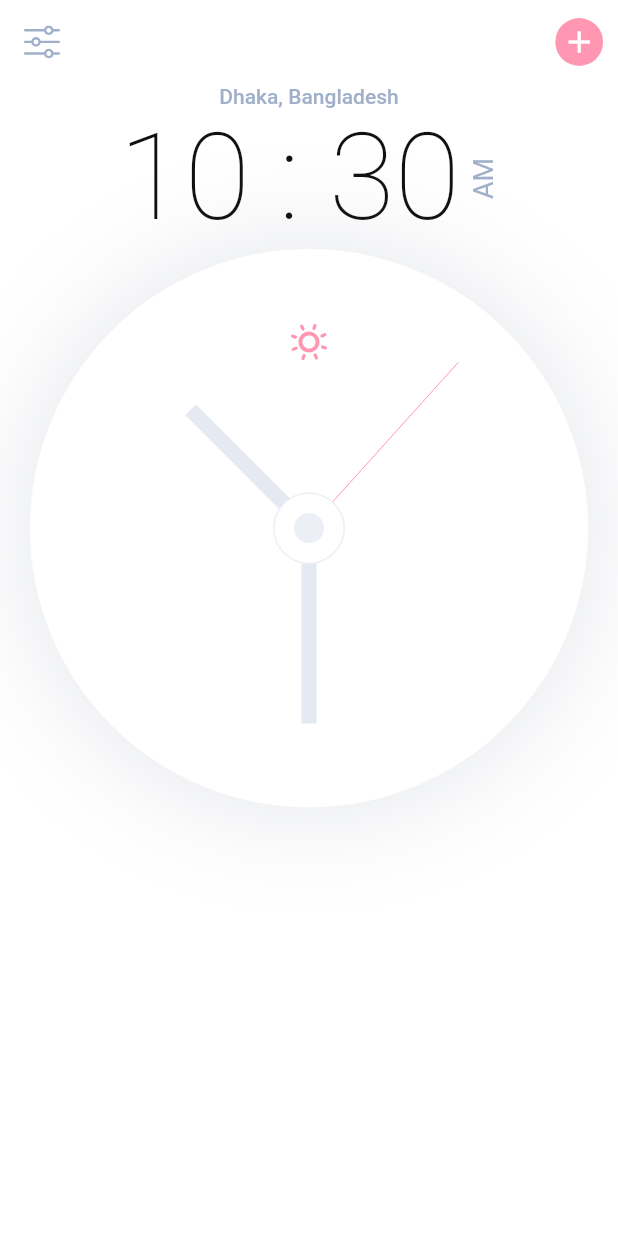
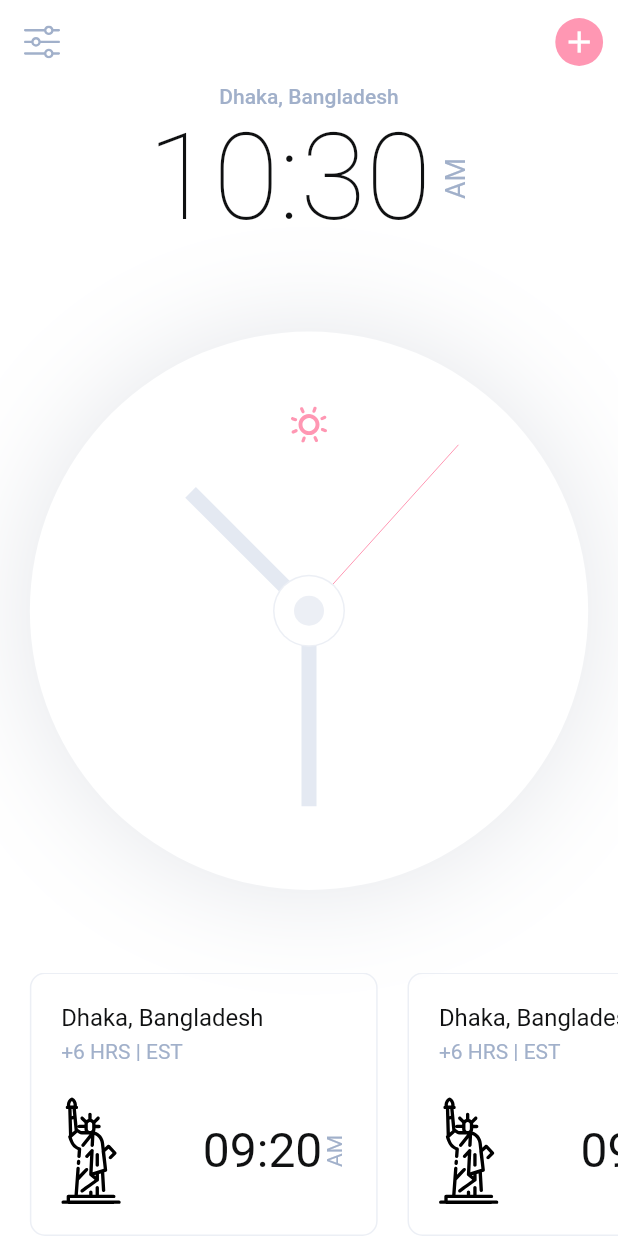
Before and after one commit to mahfuj-ahmed-jim/Analog-Clock---Flutter, a Flutter app: the screen it shows after launch, on a phone screen of 412 x 824 dp. Run offline on Flutter 3.47's test engine with Material 2 defaults, Android fonts, the phone set to English and light mode, and no system bars; our stand-ins replace flutter_svg, google_fonts.

Commit message:
Country Card

```diff
--- a/lib/component/body.dart
+++ b/lib/component/body.dart
@@ -1,4 +1,6 @@
+import 'package:analog_clock/size_config.dart';
 import 'package:flutter/material.dart';
+import 'package:flutter_svg/svg.dart';
 import 'component.dart';
 
 class Body extends StatelessWidget {
@@ -6,7 +8,8 @@ class Body extends StatelessWidget {
 
   @override
   Widget build(BuildContext context) {
-    return SizedBox(
+    return SafeArea(
+      child: SizedBox(
         width: double.infinity,
         child: Column(
           children: [
@@ -15,8 +18,39 @@ class Body extends StatelessWidget {
               style: Theme.of(context).textTheme.bodyText1,
             ),
             const Time(),
-          Clock(),
+            const Spacer(),
+            const Clock(),
+            const Spacer(),
+            SingleChildScrollView(
+              scrollDirection: Axis.horizontal,
+              child: Row(
+                children: const [
+                  CountryCard(
+                    country: 'Dhaka, Bangladesh',
+                    timeZone: '+6 HRS | EST',
+                    iconSrc: 'assets/icons/Liberty.svg',
+                    time: '09:20',
+                    period: 'AM',
+                  ),
+                  CountryCard(
+                    country: 'Dhaka, Bangladesh',
+                    timeZone: '+6 HRS | EST',
+                    iconSrc: 'assets/icons/Liberty.svg',
+                    time: '09:20',
+                    period: 'AM',
+                  ),
+                  CountryCard(
+                    country: 'Dhaka, Bangladesh',
+                    timeZone: '+6 HRS | EST',
+                    iconSrc: 'assets/icons/Liberty.svg',
+                    time: '09:20',
+                    period: 'AM',
+                  ),
                 ],
+              ),
+            ),
+          ],
+        ),
       ),
     );
   }
--- a/lib/component/component.dart
+++ b/lib/component/component.dart
@@ -2,3 +2,4 @@ export 'body.dart';
 export 'time.dart';
 export 'clock_painter.dart';
 export 'clock.dart';
+export 'country_card.dart';
--- /dev/null
+++ b/lib/component/country_card.dart
@@ -0,0 +1,71 @@
+import 'package:analog_clock/size_config.dart';
+import 'package:flutter/material.dart';
+import 'package:flutter_svg/flutter_svg.dart';
+
+class CountryCard extends StatelessWidget {
+  final String country, timeZone, iconSrc, time, period;
+
+  const CountryCard({
+    Key? key,
+    required this.country,
+    required this.timeZone,
+    required this.iconSrc,
+    required this.time,
+    required this.period,
+  }) : super(key: key);
+
+  @override
+  Widget build(BuildContext context) {
+    return Padding(
+      padding: EdgeInsets.only(left: getProportionateScreenWidth(20)),
+      child: SizedBox(
+        width: getProportionateScreenWidth(233),
+        child: AspectRatio(
+          aspectRatio: 1.32,
+          child: Container(
+            padding: EdgeInsets.all(getProportionateScreenWidth(20)),
+            decoration: BoxDecoration(
+                borderRadius: BorderRadius.circular(10),
+                border: Border.all(
+                  color: (Theme.of(context).primaryIconTheme.color)!,
+                )),
+            child: Column(
+              crossAxisAlignment: CrossAxisAlignment.start,
+              children: [
+                Text(country,
+                    style: Theme.of(context).textTheme.headline4?.copyWith(
+                          fontSize: getProportionateScreenWidth(16),
+                        )),
+                const SizedBox(
+                  height: 5,
+                ),
+                Text(
+                  timeZone,
+                ),
+                const Spacer(),
+                Row(
+                  children: [
+                    SvgPicture.asset(
+                      iconSrc,
+                      width: getProportionateScreenWidth(40),
+                      color: Theme.of(context).accentIconTheme.color,
+                    ),
+                    const Spacer(),
+                    Text(
+                      time,
+                      style: Theme.of(context).textTheme.headline4,
+                    ),
+                    RotatedBox(
+                      quarterTurns: 3,
+                      child: Text(period),
+                    ),
+                  ],
+                )
+              ],
+            ),
+          ),
+        ),
+      ),
+    );
+  }
+}
--- a/lib/component/time.dart
+++ b/lib/component/time.dart
@@ -39,7 +39,7 @@ class _TimeState extends State<Time> {
       mainAxisAlignment: MainAxisAlignment.center,
       children: [
         Text(
-          '$hour : $minute',
+          '$hour:$minute',
           style: Theme.of(context).textTheme.headline1,
         ),
         const SizedBox(
```
Lines whose indentation alone changed are shown as unchanged.
